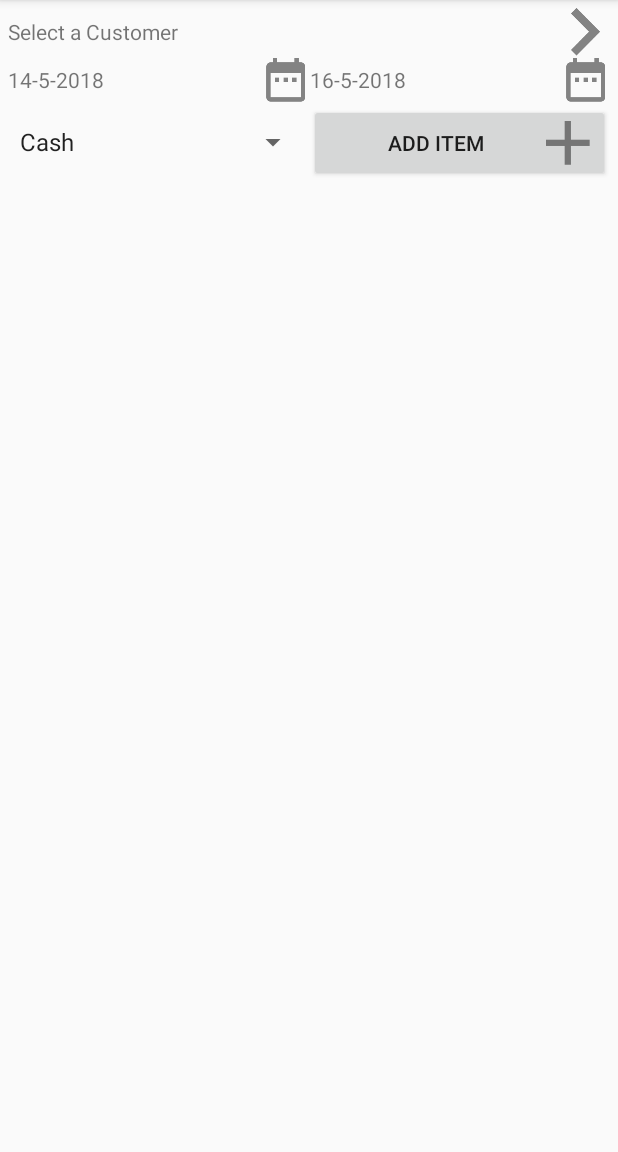
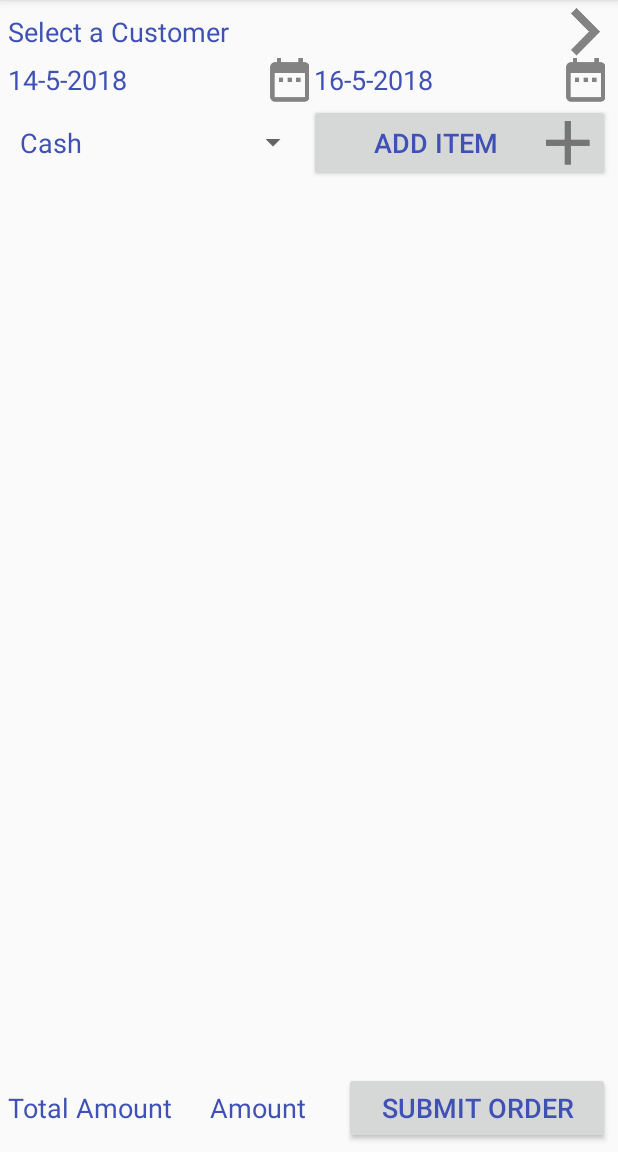
Before and after one commit to sathishid/SalesOrder, an Android app: the SalesOrder screen opened directly, with no data from a screen before it, on a phone screen of 412 x 824 dp, the part 84-1236 px from its top. Run offline under Robolectric (Android 15) with nearby library versions, the phone set to English and light mode, and no system bars; our stand-ins replace ButterKnife.

Commit message:
Sales Order Completed except Order Item Edit Support.

```diff
--- a/app/src/main/java/com/ara/sunflowerorder/SalesOrder.java
+++ b/app/src/main/java/com/ara/sunflowerorder/SalesOrder.java
@@ -2,17 +2,22 @@ package com.ara.sunflowerorder;
 
 import android.content.Intent;
 import android.os.Bundle;
+import android.support.design.widget.Snackbar;
 import android.support.v4.app.DialogFragment;
 import android.support.v7.app.AppCompatActivity;
+import android.support.v7.widget.LinearLayoutManager;
+import android.support.v7.widget.RecyclerView;
 import android.view.View;
 import android.widget.TextView;
 
+import com.ara.sunflowerorder.adapters.OrderItemAdapter;
 import com.ara.sunflowerorder.models.Customer;
 import com.ara.sunflowerorder.models.OrderItem;
 import com.ara.sunflowerorder.utils.AppConstants;
 import com.ara.sunflowerorder.utils.DatePickerFragment;
 import com.ara.sunflowerorder.utils.DatePickerListener;
 
+import java.util.ArrayList;
 import java.util.Calendar;
 
 import butterknife.BindView;
@@ -24,19 +29,26 @@ import static com.ara.sunflowerorder.utils.AppConstants.DATE_PICKER_DELIVERY_TAG
 import static com.ara.sunflowerorder.utils.AppConstants.DATE_PICKER_ORDER_TAG;
 import static com.ara.sunflowerorder.utils.AppConstants.EXTRA_ADD_ITEM;
 import static com.ara.sunflowerorder.utils.AppConstants.EXTRA_SEARCH_RESULT;
-import static com.ara.sunflowerorder.utils.AppConstants.EXTRA_SELECTED_CUSTOMER;
 import static com.ara.sunflowerorder.utils.AppConstants.REQUEST_CODE;
 import static com.ara.sunflowerorder.utils.AppConstants.SEARCH_CUSTOMER_REQUEST;
+import static com.ara.sunflowerorder.utils.AppConstants.SalesOrderList;
+import static com.ara.sunflowerorder.utils.AppConstants.formatPrice;
 
 public class SalesOrder extends AppCompatActivity implements DatePickerListener {
+    private RecyclerView mRecyclerView;
+    private RecyclerView.Adapter mAdapter;
+    private RecyclerView.LayoutManager mLayoutManager;
+    com.ara.sunflowerorder.models.SalesOrder salesOrderModel;
 
-    com.ara.sunflowerorder.models.SalesOrder salesOrderModel;
     @BindView(R.id.tv_customer)
     TextView customer_tv;
     @BindView(R.id.order_date_edit)
     TextView order_date_tv;
     @BindView(R.id.delivery_date_edit)
     TextView delivery_date_tv;
+    @BindView(R.id.sales_order_total_amount)
+    TextView total_amount_tv;
+
 
     DialogFragment newFragment;
 
@@ -44,8 +56,23 @@ public class SalesOrder extends AppCompatActivity implements DatePickerListener
     protected void onCreate(Bundle savedInstanceState) {
         super.onCreate(savedInstanceState);
         setContentView(R.layout.activity_sales_order);
+        mRecyclerView = (RecyclerView) findViewById(R.id.order_item_list_view);
+
+        // use this setting to improve performance if you know that changes
+        // in content do not change the layout size of the RecyclerView
+        mRecyclerView.setHasFixedSize(true);
+
+        // use a linear layout manager
+        mLayoutManager = new LinearLayoutManager(this);
+        mRecyclerView.setLayoutManager(mLayoutManager);
+
+        salesOrderModel = new com.ara.sunflowerorder.models.SalesOrder();
+        mRecyclerView.setVisibility(View.GONE);
+        salesOrderModel.setItems(new ArrayList<OrderItem>());
+        mAdapter = new OrderItemAdapter(salesOrderModel.getItems());
+        mRecyclerView.setAdapter(mAdapter);
         ButterKnife.bind(this);
-        salesOrderModel = new com.ara.sunflowerorder.models.SalesOrder();
+
 
         Calendar today = Calendar.getInstance();
         order_date_tv.setText(AppConstants.dateToString(today));
@@ -75,6 +102,14 @@ public class SalesOrder extends AppCompatActivity implements DatePickerListener
                     String json = data.getStringExtra(EXTRA_ADD_ITEM);
                     OrderItem item = OrderItem.fromJson(json);
                     salesOrderModel.addItem(item);
+                    double total = salesOrderModel.getTotal();
+                    total += item.getPrice() * item.getQuantity();
+                    salesOrderModel.setTotal(total);
+                    total_amount_tv.setText(formatPrice(total));
+                    mAdapter.notifyItemChanged(salesOrderModel.getItems().size() - 1);
+                    if (salesOrderModel.getItems().size() == 1)
+                        mRecyclerView.setVisibility(View.VISIBLE);
+
                 }
                 break;
 
@@ -93,6 +128,32 @@ public class SalesOrder extends AppCompatActivity implements DatePickerListener
         }
     }
 
+    @OnClick(R.id.btn_submit_order)
+    public void onSubmit(View view) {
+        if (!validate())
+            return;
+        SalesOrderList.add(salesOrderModel);
+        setResult(RESULT_OK);
+        finish();;
+    }
+
+    private void showSnackbar(String messsage) {
+        Snackbar.make(customer_tv, messsage, Snackbar.LENGTH_LONG).show();
+    }
+
+    public boolean validate() {
+        if (salesOrderModel.getItems().size() == 0) {
+            showSnackbar("Add atleast one item.");
+            return false;
+        }
+        if (salesOrderModel.getCustomer() == null) {
+            showSnackbar("Choose a Customer.");
+            return false;
+        }
+        return true;
+    }
+
+
     @OnClick(R.id.btn_order_add_item)
     public void onAddItemClick(View view) {
         Intent addItemIntent = new Intent(this, com.ara.sunflowerorder.OrderItem.class);
--- a/app/src/main/java/com/ara/sunflowerorder/utils/AppConstants.java
+++ b/app/src/main/java/com/ara/sunflowerorder/utils/AppConstants.java
@@ -4,12 +4,15 @@ import android.content.Context;
 import android.support.design.widget.Snackbar;
 import android.view.View;
 
+import com.ara.sunflowerorder.models.SalesOrder;
 import com.ara.sunflowerorder.models.UOM;
 import com.google.gson.Gson;
 
+import java.util.ArrayList;
 import java.util.Calendar;
 
 public class AppConstants {
+    public static final ArrayList<SalesOrder> SalesOrderList=new ArrayList<>();
 
     public static final UOM[] UOM_ARRAY = {
             new UOM(1, "Gram"),
@@ -21,6 +24,7 @@ public class AppConstants {
     public static final int SEARCH_CUSTOMER_REQUEST = 101;
     public static final int SEARCH_BRAND_REQUEST = 102;
     public static final int SEARCH_PRODUCT_REQUEST = 103;
+    public static final int ADD_SALES_ORDER_REQUEST=104;
     public static final String EXTRA_SEARCH_RESULT = "SearchResult";
     public static final int ADD_ITEM_REQUEST = 104;
 
--- a/app/src/main/res/layout/activity_main.xml
+++ b/app/src/main/res/layout/activity_main.xml
@@ -10,6 +10,7 @@
     >
 
     <LinearLayout
+        android:id="@+id/layout_linear_main"
         android:layout_width="match_parent"
         android:layout_height="wrap_content"
         android:layout_centerHorizontal="true"
--- a/app/src/main/res/layout/activity_sales_order.xml
+++ b/app/src/main/res/layout/activity_sales_order.xml
@@ -1,14 +1,11 @@
 <?xml version="1.0" encoding="utf-8"?>
-<ScrollView xmlns:android="http://schemas.android.com/apk/res/android"
+<RelativeLayout xmlns:android="http://schemas.android.com/apk/res/android"
     xmlns:tools="http://schemas.android.com/tools"
     android:layout_width="match_parent"
     android:layout_height="match_parent"
     android:padding="5dp"
     tools:context=".SalesOrder">
 
-    <RelativeLayout
-        android:layout_width="match_parent"
-        android:layout_height="match_parent">
 
     <TextView
 
@@ -78,9 +75,40 @@
         android:layout_width="match_parent"
         android:layout_height="match_parent"
         android:layout_below="@id/layout_mode_btn_add"
+        android:layout_above="@id/layout_amount_submit_btn"
         android:orientation="horizontal">
 
+        <android.support.v7.widget.RecyclerView
+            android:id="@+id/order_item_list_view"
+            android:layout_width="match_parent"
+            android:layout_height="match_parent"
+            android:scrollbars="vertical" />
+    </LinearLayout>
 
+    <LinearLayout
+        android:id="@+id/layout_amount_submit_btn"
+        android:layout_width="match_parent"
+        android:layout_height="wrap_content"
+        android:layout_alignParentBottom="true">
+
+        <TextView
+            android:layout_width="wrap_content"
+            android:layout_height="wrap_content"
+            android:layout_weight="1"
+            android:text="@string/total_amount" />
+
+        <TextView
+            android:id="@+id/sales_order_total_amount"
+            android:layout_width="wrap_content"
+            android:layout_height="wrap_content"
+            android:layout_weight="1"
+            android:text="Amount" />
+
+        <Button
+            android:id="@+id/btn_submit_order"
+            android:layout_width="wrap_content"
+            android:layout_height="wrap_content"
+            android:layout_weight="1"
+            android:text="@string/submit_order" />
     </LinearLayout>
 </RelativeLayout>
-</ScrollView>
--- a/app/src/main/res/values/strings.xml
+++ b/app/src/main/res/values/strings.xml
@@ -15,6 +15,7 @@
     <string name="price">Price</string>
     <string name="total_amount">Total Amount</string>
     <string name="add_order_item">Add an Order Item</string>
+    <string name="submit_order">Submit Order</string>
     <string-array name="payment_mode">
         <item>Cash</item>
         <item>Credit</item>
--- a/app/src/main/res/values/styles.xml
+++ b/app/src/main/res/values/styles.xml
@@ -6,6 +6,9 @@
         <item name="colorPrimary">@color/colorPrimary</item>
         <item name="colorPrimaryDark">@color/colorPrimaryDark</item>
         <item name="colorAccent">@color/colorAccent</item>
+        <item name="android:textSize">18dp</item>
+        <item name="android:textColor">@color/colorPrimary</item>
     </style>
 
+
 </resources>
```
Also changed, not shown: app/src/main/java/com/ara/sunflowerorder/MainActivity.java (+20 -1 lines), app/src/main/java/com/ara/sunflowerorder/OrderItem.java (+23 -1 lines), app/src/main/java/com/ara/sunflowerorder/SearchHelper.java (+7 -0 lines), app/src/main/java/com/ara/sunflowerorder/adapters/OrderItemAdapter.java (added, +80 -0 lines), app/src/main/res/drawable/list_item_background.xml (added, +13 -0 lines), app/src/main/res/layout/activity_order_item.xml (+27 -8 lines), app/src/main/res/layout/order_list_item.xml (added, +53 -0 lines). Lines whose indentation alone changed are shown as unchanged.
